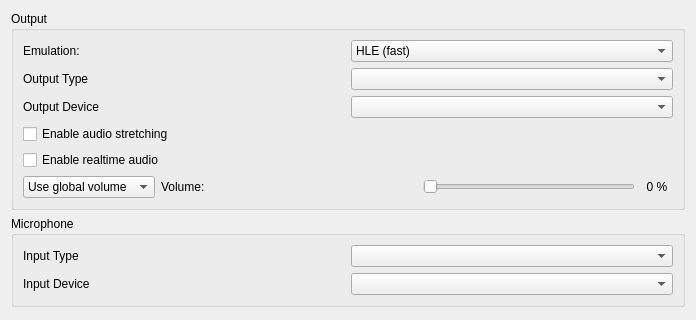
Qt form src/citra_qt/configuration/configure_audio.ui (yeager/Borked3DS) before a commit; both pictures show x 0 to 696 and y 0 to 320 of the 696 by 527 pixel window.
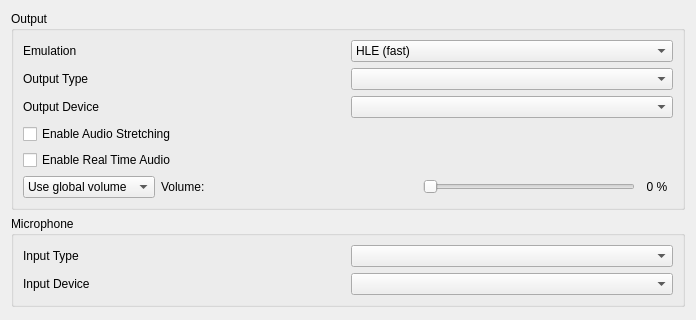
The same form after that commit.

The edit to the form file:
```diff
--- a/src/citra_qt/configuration/configure_audio.ui
+++ b/src/citra_qt/configuration/configure_audio.ui
@@ -35,7 +35,7 @@
             <item>
             <widget class="QLabel" name="label_emulation">
             <property name="text">
-            <string>Emulation:</string>
+            <string>Emulation</string>
             </property>
             </widget>
             </item>
@@ -91,7 +91,7 @@
          <string>This post-processing effect adjusts audio speed to match emulation speed and helps prevent audio stutter. This however increases audio latency.</string>
         </property>
         <property name="text">
-         <string>Enable audio stretching</string>
+         <string>Enable Audio Stretching</string>
         </property>
        </widget>
       </item>
@@ -101,7 +101,7 @@
          <string>Scales audio playback speed to account for drops in emulation framerate. This means that audio will play at full speed even while the game framerate is low. May cause audio desync issues.</string>
         </property>
         <property name="text">
-         <string>Enable realtime audio</string>
+         <string>Enable Real Time Audio</string>
         </property>
        </widget>
       </item>
```
Left out of the diff: 4 changed lines with no effect on the pictures.
